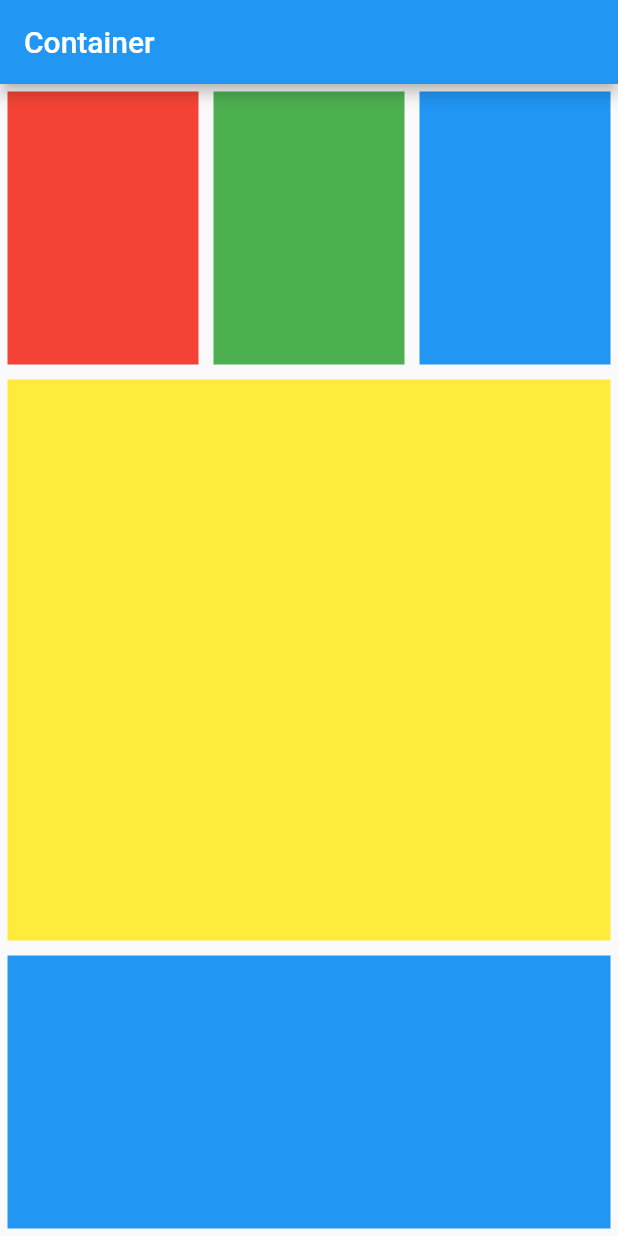
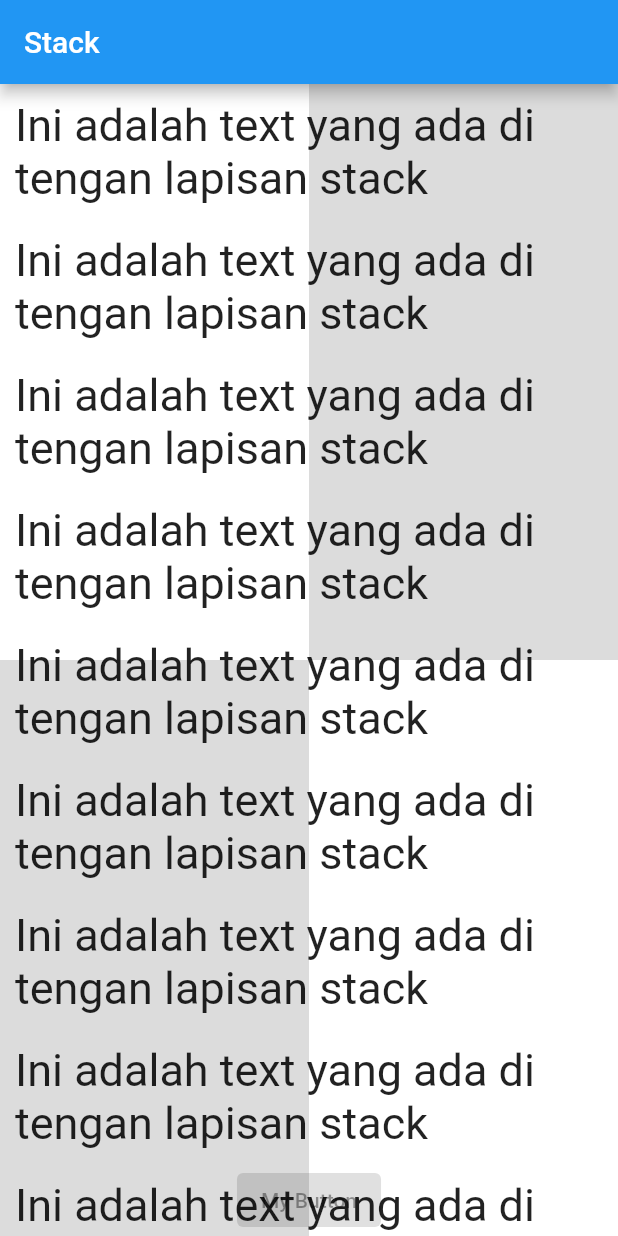
Before and after one commit to rankoms/belajar_flutter, a Flutter app: the screen it shows after launch, on a phone screen of 412 x 824 dp. Run offline on Flutter 3.47's test engine with Material 2 defaults, Android fonts, the phone set to English and light mode, and no system bars.

Commit message:
aligntment

```diff
--- a/lib/main.dart
+++ b/lib/main.dart
@@ -10,46 +10,125 @@ class MyApp extends StatelessWidget {
     return MaterialApp(
       home: Scaffold(
         appBar: AppBar(
-          title: Text('Container'),
+          title: Text('Stack'),
         ),
-        body: Column(
+        body: Stack(
+          children: [
+            Column(
               children: [
                 Flexible(
-                flex: 1,
                   child: Row(
                     children: [
                       Flexible(
+                        child: Container(
+                          color: Colors.white,
+                        ),
                         flex: 1,
+                      ),
+                      Flexible(
                         child: Container(
-                          color: Colors.red,
-                          margin: EdgeInsets.all(5),
-                        )),
+                          color: Colors.black12,
+                        ),
+                        flex: 1,
+                      )
+                    ],
+                  ),
+                  flex: 1,
+                ),
                 Flexible(
+                  child: Row(children: [
+                    Flexible(
+                      child: Container(
+                        color: Colors.black12,
+                      ),
                       flex: 1,
+                    ),
+                    Flexible(
                       child: Container(
-                          margin: EdgeInsets.all(5),
-                          color: Colors.green,
-                        )),
-                    Flexible(
+                        color: Colors.white,
+                      ),
                       flex: 1,
-                        child: Container(
-                          margin: EdgeInsets.all(5),
-                          color: Colors.blue,
-                        ))
+                    )
+                  ]),
+                  flex: 1,
+                )
               ],
-                )),
-            Flexible(
-                flex: 2,
-                child: Container(
-                  margin: EdgeInsets.all(5),
-                  color: Colors.yellow,
-                )),
-            Flexible(
-                flex: 1,
-                child: Container(
-                  margin: EdgeInsets.all(5),
-                  color: Colors.blue,
-                )),
+            ),
+            ListView(
+              children: [
+                Column(
+                  children: [
+                    Container(
+                      margin: EdgeInsets.all(10),
+                      child: Text(
+                        'Ini adalah text yang ada di tengan lapisan stack',
+                        style: TextStyle(fontSize: 30),
+                      ),
+                    ),
+                    Container(
+                      margin: EdgeInsets.all(10),
+                      child: Text(
+                        'Ini adalah text yang ada di tengan lapisan stack',
+                        style: TextStyle(fontSize: 30),
+                      ),
+                    ),
+                    Container(
+                      margin: EdgeInsets.all(10),
+                      child: Text(
+                        'Ini adalah text yang ada di tengan lapisan stack',
+                        style: TextStyle(fontSize: 30),
+                      ),
+                    ),
+                    Container(
+                      margin: EdgeInsets.all(10),
+                      child: Text(
+                        'Ini adalah text yang ada di tengan lapisan stack',
+                        style: TextStyle(fontSize: 30),
+                      ),
+                    ),
+                    Container(
+                      margin: EdgeInsets.all(10),
+                      child: Text(
+                        'Ini adalah text yang ada di tengan lapisan stack',
+                        style: TextStyle(fontSize: 30),
+                      ),
+                    ),
+                    Container(
+                      margin: EdgeInsets.all(10),
+                      child: Text(
+                        'Ini adalah text yang ada di tengan lapisan stack',
+                        style: TextStyle(fontSize: 30),
+                      ),
+                    ),
+                    Container(
+                      margin: EdgeInsets.all(10),
+                      child: Text(
+                        'Ini adalah text yang ada di tengan lapisan stack',
+                        style: TextStyle(fontSize: 30),
+                      ),
+                    ),
+                    Container(
+                      margin: EdgeInsets.all(10),
+                      child: Text(
+                        'Ini adalah text yang ada di tengan lapisan stack',
+                        style: TextStyle(fontSize: 30),
+                      ),
+                    ),
+                    Container(
+                      margin: EdgeInsets.all(10),
+                      child: Text(
+                        'Ini adalah text yang ada di tengan lapisan stack',
+                        style: TextStyle(fontSize: 30),
+                      ),
+                    )
+                  ],
+                )
+              ],
+            ),
+            Align(
+                alignment: Alignment(0, 1),
+                child:
+                    ElevatedButton(onPressed: null, child: Text('My Button')))
           ],
         ),
       ),
```
Lines whose indentation alone changed are shown as unchanged.
